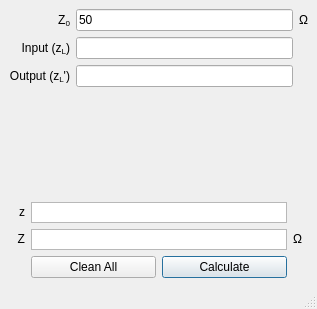
Old version of the form ui/lambda4.ui in the repository urbanij/syRF.
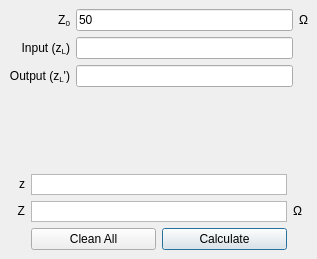
New version of the form.

Diff of the .ui file:
```diff
--- a/ui/lambda4.ui
+++ b/ui/lambda4.ui
@@ -8,9 +8,21 @@
     <x>0</x>
     <y>0</y>
     <width>317</width>
-    <height>309</height>
+    <height>259</height>
    </rect>
   </property>
+  <property name="minimumSize">
+   <size>
+    <width>317</width>
+    <height>259</height>
+   </size>
+  </property>
+  <property name="maximumSize">
+   <size>
+    <width>317</width>
+    <height>259</height>
+   </size>
+  </property>
   <property name="windowTitle">
    <string notr="true">λ/4</string>
   </property>
@@ -214,7 +226,6 @@
     </item>
    </layout>
   </widget>
-  <widget class="QStatusBar" name="statusbar"/>
   <action name="actionAbout">
    <property name="text">
     <string>About</string>
```
